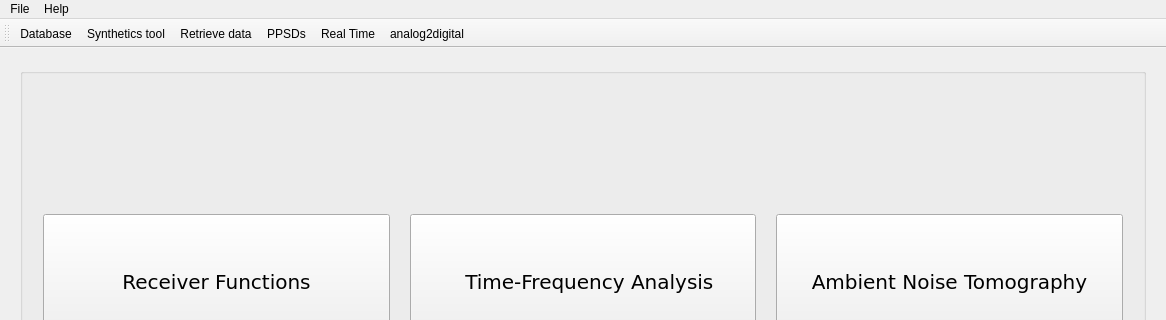
First picture: the form in isp/resources/designer_uis/MainFrame.ui, repository ProjectISP/ISP, before the edit; both pictures show x 0 to 1166 and y 0 to 320 of the 1166 by 600 pixel window.
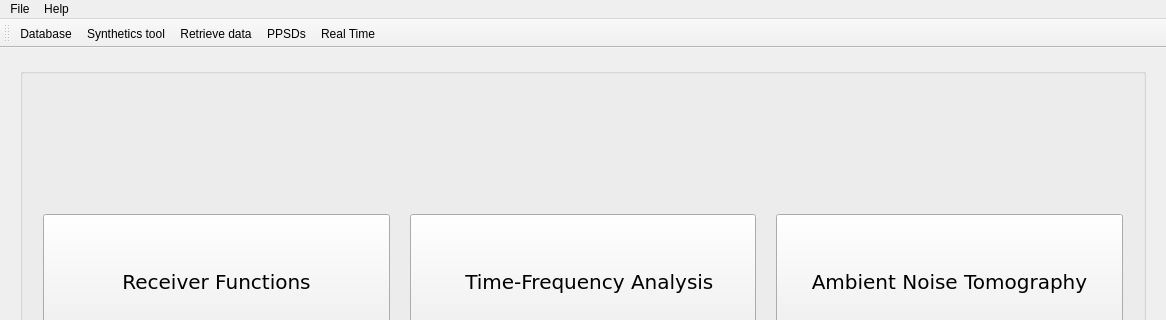
Second picture: the form after the edit. Icons and pictures are not drawn.

The edit to the form file:
```diff
--- a/isp/resources/designer_uis/MainFrame.ui
+++ b/isp/resources/designer_uis/MainFrame.ui
@@ -397,7 +397,6 @@
    <addaction name="actionRetrieve_data"/>
    <addaction name="actionPPSDs"/>
    <addaction name="actionReal_Time"/>
-   <addaction name="action_analog"/>
   </widget>
   <action name="actionOpen_Project">
    <property name="icon">
```
Left out of the diff: 2 changed lines with no effect on the pictures.
